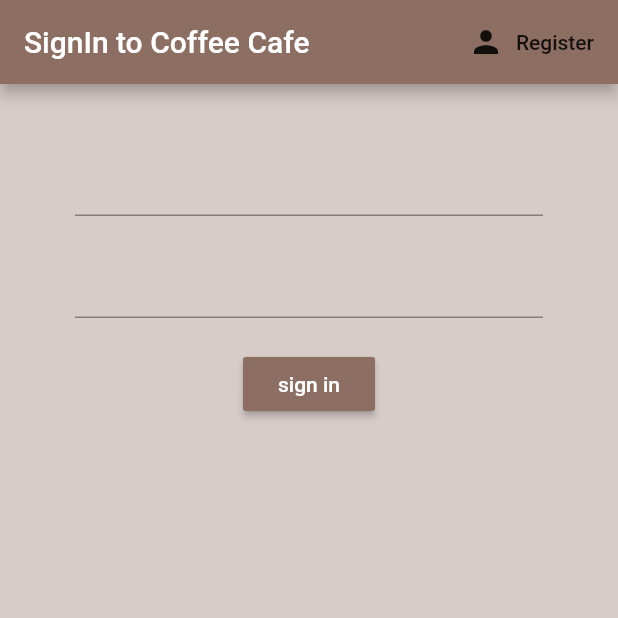
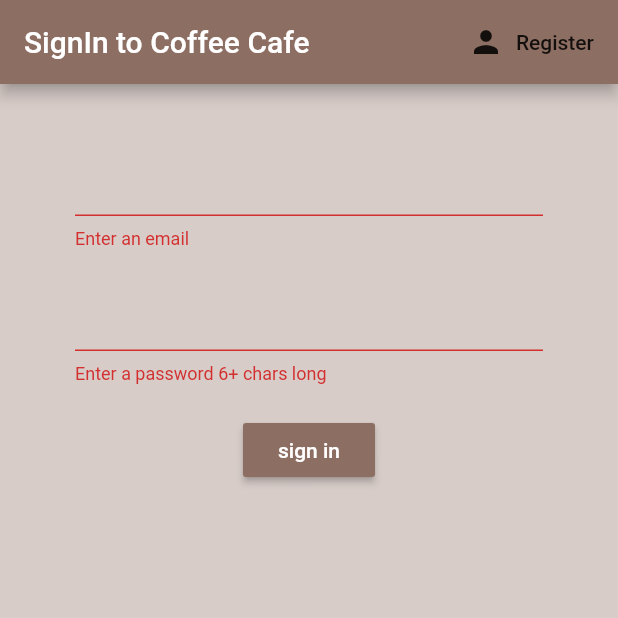
Before and after one commit to amitsaini4556/coffee_team, a Flutter app: the screen it shows after launch, after a tap on "sign in", on a phone screen of 412 x 824 dp, the top half of it. Run offline on Flutter 3.47's test engine with Material 2 defaults, Android fonts, the phone set to English and light mode, and no system bars; our stand-ins replace firebase_auth; accounts and stored records are empty.

Commit message:
create sign in form validator for input fields.

```diff
--- a/lib/screens/authenticate/signin.dart
+++ b/lib/screens/authenticate/signin.dart
@@ -10,9 +10,11 @@ class SignIn extends StatefulWidget {
 }
 
 class _SignInState extends State<SignIn> {
-  final AuthService _authService = AuthService();
+  final AuthService _auth = AuthService();
+  final _formkey = GlobalKey<FormState>();
   String email = '';
   String password = '';
+  String error = '';
   @override
   Widget build(BuildContext context) {
     return Scaffold(
@@ -34,10 +36,12 @@ class _SignInState extends State<SignIn> {
       body: Container(
         padding: EdgeInsets.symmetric(vertical: 20.0,horizontal: 50.0),
         child: Form(
+          key: _formkey,
           child: Column(
             children: <Widget>[
               SizedBox(height: 20.0,),
               TextFormField(
+                validator: (val) => val.isEmpty ? 'Enter an email' : null,
                 onChanged: (val){
                   setState(() => email = val);
                 },
@@ -45,13 +49,23 @@ class _SignInState extends State<SignIn> {
               SizedBox(height: 20.0,),
               TextFormField(
                 obscureText: true,
+                validator: (val) => val.length < 6 ? 'Enter a password 6+ chars long' : null,
                 onChanged: (val){
                   setState(() => password = val);
                 },
               ),
               SizedBox(height: 20.0,),
               RaisedButton(
-                onPressed: (){},
+                onPressed: () async {
+                  if (_formkey.currentState.validate()) {
+                    dynamic result = await _auth.signInEmailandPassword(
+                        email, password);
+                    if (result == null) {
+                      setState(() =>
+                      error = '*could not sign in with those credentials.');
+                    }
+                  }
+                },
                 color: Colors.brown[400],
                 child: Text(
                   'sign in',
@@ -59,7 +73,11 @@ class _SignInState extends State<SignIn> {
                     color: Colors.white,
                   ),
                 ),
-              )
+              ),
+              Text(
+                error,
+                style: TextStyle(color: Colors.red,fontSize: 14.0),
+              ),
             ],
           ),
         ),
```
